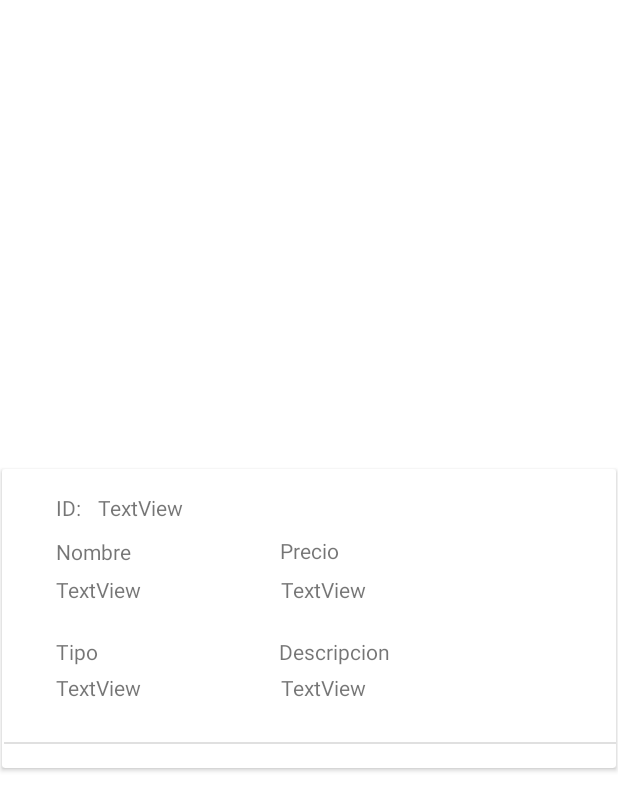
After one commit to juan11010/ExamenAppsMoviles, an Android app: the layout item_articulo.xml on its own in the app's theme, with its tools: preview values and no code run, on a phone screen of 412 x 824 dp. The commit adds this screen. Shown: the top 811 px of the screen. Run offline under Robolectric (Android 15) with nearby library versions, the phone set to English and light mode, and no system bars.

Commit message:
Final commit

```diff
--- a/app/src/main/java/com/example/myapplication/ConexionSQLITE.java
+++ b/app/src/main/java/com/example/myapplication/ConexionSQLITE.java
@@ -18,11 +18,13 @@ public class ConexionSQLITE extends SQLiteOpenHelper {
     public void onCreate(SQLiteDatabase sqLiteDatabase) {
         sqLiteDatabase.execSQL(tabla);
         sqLiteDatabase.execSQL("insert into usuario values ('root', 'toor', 'admin')");
+        sqLiteDatabase.execSQL("create table articulo (id int, nombre string, precio string, tipo string, descripcion string)");
     }
 
     @Override
     public void onUpgrade(SQLiteDatabase sqLiteDatabase, int i, int i1) {
         sqLiteDatabase.execSQL("drop table if exists usuario");
+        sqLiteDatabase.execSQL("drop table if exists articulo");
         onCreate(sqLiteDatabase);
     }
 }
--- a/app/src/main/java/com/example/myapplication/MainActivity.java
+++ b/app/src/main/java/com/example/myapplication/MainActivity.java
@@ -37,7 +37,7 @@ public class MainActivity extends AppCompatActivity {
 
     public void buttonLoginClick(View view) {
 
-        ConexionSQLITE conn = new ConexionSQLITE(getApplicationContext(), "dbUsuario", null, 1);
+        ConexionSQLITE conn = new ConexionSQLITE(getApplicationContext(), "dbUsuario", null, 2);
         SQLiteDatabase db = conn.getWritableDatabase();
 
         String sql = "select * from usuario where user = '"+ txtUser.getText().toString() +"'";
@@ -59,6 +59,7 @@ public class MainActivity extends AppCompatActivity {
         if(!line.equals("")) {
             Intent i = new Intent(this, MainActivityMenu.class);
             i.putExtra("user", txtUser.getText().toString());
+            clearLogin();
             startActivity(i);
         } else {
             clearLogin();
--- /dev/null
+++ b/app/src/main/res/layout/item_articulo.xml
@@ -0,0 +1,155 @@
+<?xml version="1.0" encoding="utf-8"?>
+<androidx.constraintlayout.widget.ConstraintLayout xmlns:android="http://schemas.android.com/apk/res/android"
+    xmlns:app="http://schemas.android.com/apk/res-auto"
+    xmlns:tools="http://schemas.android.com/tools"
+    android:layout_width="match_parent"
+    android:layout_height="match_parent">
+
+    <androidx.cardview.widget.CardView
+        android:id="@+id/cardView"
+        android:layout_width="409dp"
+        android:layout_height="wrap_content"
+        app:layout_constraintBottom_toBottomOf="parent"
+        app:layout_constraintEnd_toEndOf="parent"
+        app:layout_constraintStart_toStartOf="parent"
+        app:layout_constraintTop_toTopOf="parent">
+
+        <androidx.constraintlayout.widget.ConstraintLayout
+            android:id="@+id/constraintLayout"
+            android:layout_width="413dp"
+            android:layout_height="199dp">
+
+            <TextView
+                android:id="@+id/textViewTipoV"
+                android:layout_width="wrap_content"
+                android:layout_height="wrap_content"
+                android:text="Tipo"
+                app:layout_constraintBottom_toBottomOf="parent"
+                app:layout_constraintEnd_toEndOf="parent"
+                app:layout_constraintHorizontal_bias="0.093"
+                app:layout_constraintStart_toStartOf="parent"
+                app:layout_constraintTop_toTopOf="parent"
+                app:layout_constraintVertical_bias="0.622" />
+
+            <TextView
+                android:id="@+id/textView8"
+                android:layout_width="wrap_content"
+                android:layout_height="wrap_content"
+                android:text="TextView"
+                app:layout_constraintBottom_toBottomOf="parent"
+                app:layout_constraintEnd_toEndOf="parent"
+                app:layout_constraintHorizontal_bias="0.101"
+                app:layout_constraintStart_toStartOf="parent"
+                app:layout_constraintTop_toTopOf="parent"
+                app:layout_constraintVertical_bias="0.755" />
+
+            <TextView
+                android:id="@+id/textView6"
+                android:layout_width="wrap_content"
+                android:layout_height="wrap_content"
+                android:text="TextView"
+                app:layout_constraintBottom_toBottomOf="parent"
+                app:layout_constraintEnd_toEndOf="parent"
+                app:layout_constraintHorizontal_bias="0.101"
+                app:layout_constraintStart_toStartOf="parent"
+                app:layout_constraintTop_toTopOf="parent"
+                app:layout_constraintVertical_bias="0.394" />
+
+            <TextView
+                android:id="@+id/textView7"
+                android:layout_width="wrap_content"
+                android:layout_height="wrap_content"
+                android:text="TextView"
+                app:layout_constraintBottom_toBottomOf="parent"
+                app:layout_constraintEnd_toEndOf="parent"
+                app:layout_constraintHorizontal_bias="0.521"
+                app:layout_constraintStart_toStartOf="parent"
+                app:layout_constraintTop_toTopOf="parent"
+                app:layout_constraintVertical_bias="0.392" />
+
+            <TextView
+                android:id="@+id/textView10"
+                android:layout_width="wrap_content"
+                android:layout_height="wrap_content"
+                android:text="TextView"
+                app:layout_constraintBottom_toBottomOf="parent"
+                app:layout_constraintEnd_toEndOf="parent"
+                app:layout_constraintHorizontal_bias="0.18"
+                app:layout_constraintStart_toStartOf="parent"
+                app:layout_constraintTop_toTopOf="parent"
+                app:layout_constraintVertical_bias="0.088" />
+
+            <TextView
+                android:id="@+id/textViewIdV"
+                android:layout_width="wrap_content"
+                android:layout_height="wrap_content"
+                android:text="ID:"
+                app:layout_constraintBottom_toBottomOf="parent"
+                app:layout_constraintEnd_toEndOf="parent"
+                app:layout_constraintHorizontal_bias="0.09"
+                app:layout_constraintStart_toStartOf="parent"
+                app:layout_constraintTop_toTopOf="parent"
+                app:layout_constraintVertical_bias="0.088" />
+
+            <TextView
+                android:id="@+id/textViewNomV"
+                android:layout_width="wrap_content"
+                android:layout_height="wrap_content"
+                android:text="Nombre"
+                app:layout_constraintBottom_toBottomOf="parent"
+                app:layout_constraintEnd_toEndOf="parent"
+                app:layout_constraintHorizontal_bias="0.099"
+                app:layout_constraintStart_toStartOf="parent"
+                app:layout_constraintTop_toTopOf="parent"
+                app:layout_constraintVertical_bias="0.25" />
+
+            <TextView
+                android:id="@+id/textViewPriceV"
+                android:layout_width="wrap_content"
+                android:layout_height="wrap_content"
+                android:text="Precio"
+                app:layout_constraintBottom_toBottomOf="parent"
+                app:layout_constraintEnd_toEndOf="parent"
+                app:layout_constraintHorizontal_bias="0.495"
+                app:layout_constraintStart_toStartOf="parent"
+                app:layout_constraintTop_toTopOf="parent"
+                app:layout_constraintVertical_bias="0.249" />
+
+            <TextView
+                android:id="@+id/textViewDesV"
+                android:layout_width="wrap_content"
+                android:layout_height="wrap_content"
+                android:text="Descripcion"
+                app:layout_constraintBottom_toBottomOf="parent"
+                app:layout_constraintEnd_toEndOf="parent"
+                app:layout_constraintHorizontal_bias="0.545"
+                app:layout_constraintStart_toStartOf="parent"
+                app:layout_constraintTop_toTopOf="parent"
+                app:layout_constraintVertical_bias="0.622" />
+
+            <TextView
+                android:id="@+id/textView9"
+                android:layout_width="wrap_content"
+                android:layout_height="wrap_content"
+                android:text="TextView"
+                app:layout_constraintBottom_toBottomOf="parent"
+                app:layout_constraintEnd_toEndOf="parent"
+                app:layout_constraintHorizontal_bias="0.521"
+                app:layout_constraintStart_toStartOf="parent"
+                app:layout_constraintTop_toTopOf="parent"
+                app:layout_constraintVertical_bias="0.755" />
+
+            <View
+                android:id="@+id/divider"
+                android:layout_width="411dp"
+                android:layout_height="1dp"
+                android:background="?android:attr/listDivider"
+                app:layout_constraintBottom_toBottomOf="parent"
+                app:layout_constraintEnd_toEndOf="parent"
+                app:layout_constraintStart_toStartOf="parent"
+                app:layout_constraintTop_toTopOf="parent"
+                app:layout_constraintVertical_bias="0.919" />
+        </androidx.constraintlayout.widget.ConstraintLayout>
+    </androidx.cardview.widget.CardView>
+
+</androidx.constraintlayout.widget.ConstraintLayout>
```
Also changed, not shown: app/src/main/java/com/example/myapplication/AdapterDatos.java (added, +57 -0 lines), app/src/main/java/com/example/myapplication/MainActivityCrear.java (+35 -19 lines), app/src/main/java/com/example/myapplication/MainActivityEliminar.java (+78 -5 lines), app/src/main/java/com/example/myapplication/MainActivityListar.java (+34 -4 lines), app/src/main/java/com/example/myapplication/MainActivityMenu.java (+6 -12 lines), app/src/main/java/com/example/myapplication/MainActivityModificar.java (+77 -4 lines), app/src/main/java/com/example/myapplication/ModeloArticulo.java (added, +38 -0 lines), app/src/main/res/layout/activity_main_eliminar.xml (+11 -11 lines), app/src/main/res/layout/activity_main_listar.xml (+8 -9 lines).
